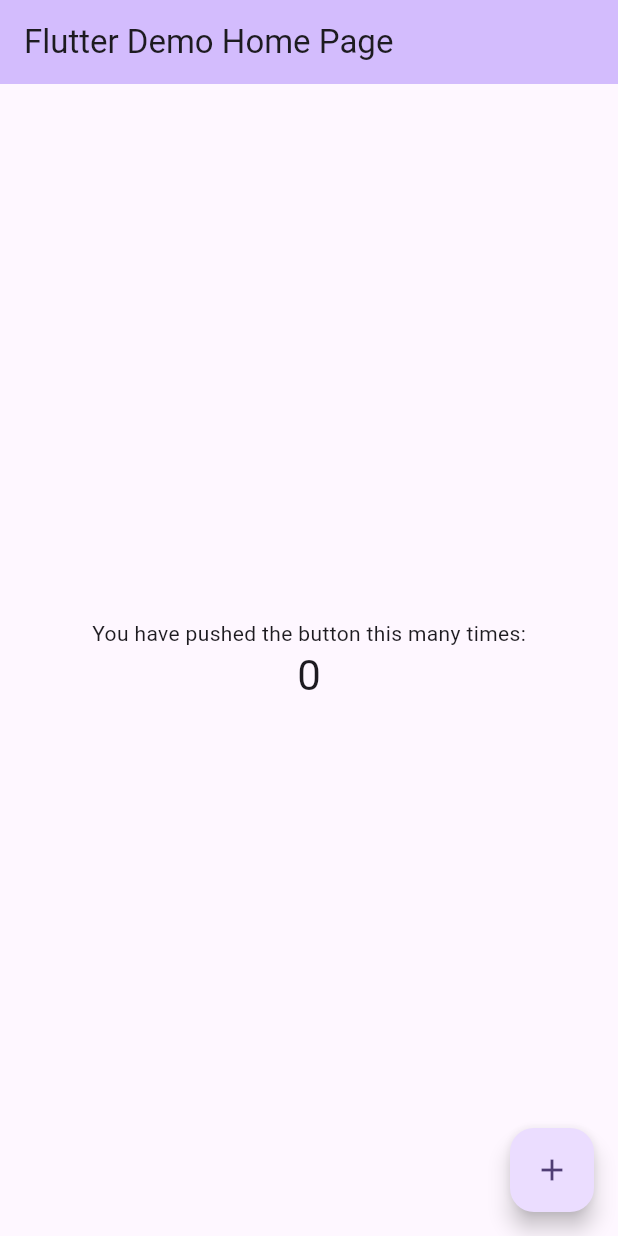
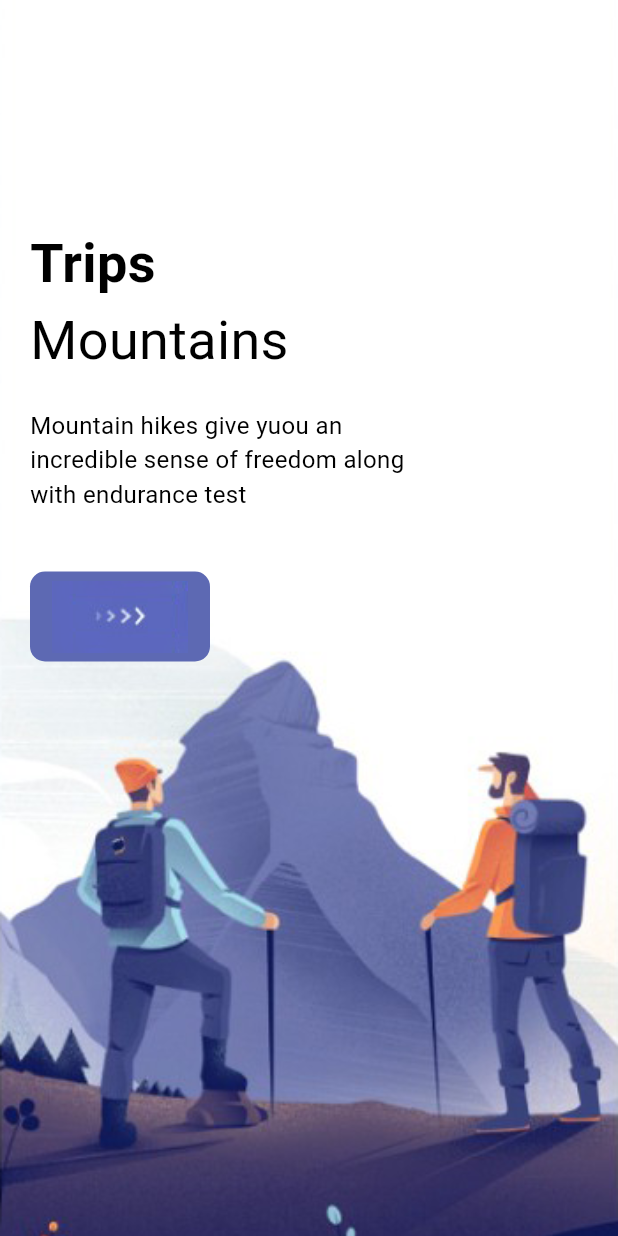
Before and after one commit to andrelara2002/travel_booking, a Flutter app: the screen it shows after launch, on a phone screen of 412 x 824 dp. Run offline on Flutter 3.47's test engine with Material 2 defaults, Android fonts, the phone set to English and light mode, and no system bars.

Commit message:
initial commit

```diff
--- a/lib/main.dart
+++ b/lib/main.dart
@@ -1,4 +1,5 @@
 import 'package:flutter/material.dart';
+import 'package:travel_booking/pages/welcome_page.dart';
 
 void main() {
   runApp(const MyApp());
@@ -7,119 +8,15 @@ void main() {
 class MyApp extends StatelessWidget {
   const MyApp({super.key});
 
-  // This widget is the root of your application.
   @override
   Widget build(BuildContext context) {
     return MaterialApp(
-      title: 'Flutter Demo',
-      theme: ThemeData(
-        // This is the theme of your application.
-        //
-        // TRY THIS: Try running your application with "flutter run". You'll see
-        // the application has a blue toolbar. Then, without quitting the app,
-        // try changing the seedColor in the colorScheme below to Colors.green
-        // and then invoke "hot reload" (save your changes or press the "hot
-        // reload" button in a Flutter-supported IDE, or press "r" if you used
-        // the command line to start the app).
-        //
-        // Notice that the counter didn't reset back to zero; the application
-        // state is not lost during the reload. To reset the state, use hot
-        // restart instead.
-        //
-        // This works for code too, not just values: Most code changes can be
-        // tested with just a hot reload.
-        colorScheme: ColorScheme.fromSeed(seedColor: Colors.deepPurple),
-        useMaterial3: true,
-      ),
-      home: const MyHomePage(title: 'Flutter Demo Home Page'),
-    );
+        debugShowCheckedModeBanner: false,
+        title: 'Flutter Demo',
+        theme: ThemeData(
+          colorScheme: ColorScheme.fromSeed(seedColor: Colors.deepPurple),
+          useMaterial3: true,
+        ),
+        home: WelcomePage());
   }
 }
-
-class MyHomePage extends StatefulWidget {
-  const MyHomePage({super.key, required this.title});
-
-  // This widget is the home page of your application. It is stateful, meaning
-  // that it has a State object (defined below) that contains fields that affect
-  // how it looks.
-
-  // This class is the configuration for the state. It holds the values (in this
-  // case the title) provided by the parent (in this case the App widget) and
-  // used by the build method of the State. Fields in a Widget subclass are
-  // always marked "final".
-
-  final String title;
-
-  @override
-  State<MyHomePage> createState() => _MyHomePageState();
-}
-
-class _MyHomePageState extends State<MyHomePage> {
-  int _counter = 0;
-
-  void _incrementCounter() {
-    setState(() {
-      // This call to setState tells the Flutter framework that something has
-      // changed in this State, which causes it to rerun the build method below
-      // so that the display can reflect the updated values. If we changed
-      // _counter without calling setState(), then the build method would not be
-      // called again, and so nothing would appear to happen.
-      _counter++;
-    });
-  }
-
-  @override
-  Widget build(BuildContext context) {
-    // This method is rerun every time setState is called, for instance as done
-    // by the _incrementCounter method above.
-    //
-    // The Flutter framework has been optimized to make rerunning build methods
-    // fast, so that you can just rebuild anything that needs updating rather
-    // than having to individually change instances of widgets.
-    return Scaffold(
-      appBar: AppBar(
-        // TRY THIS: Try changing the color here to a specific color (to
-        // Colors.amber, perhaps?) and trigger a hot reload to see the AppBar
-        // change color while the other colors stay the same.
-        backgroundColor: Theme.of(context).colorScheme.inversePrimary,
-        // Here we take the value from the MyHomePage object that was created by
-        // the App.build method, and use it to set our appbar title.
-        title: Text(widget.title),
-      ),
-      body: Center(
-        // Center is a layout widget. It takes a single child and positions it
-        // in the middle of the parent.
-        child: Column(
-          // Column is also a layout widget. It takes a list of children and
-          // arranges them vertically. By default, it sizes itself to fit its
-          // children horizontally, and tries to be as tall as its parent.
-          //
-          // Column has various properties to control how it sizes itself and
-          // how it positions its children. Here we use mainAxisAlignment to
-          // center the children vertically; the main axis here is the vertical
-          // axis because Columns are vertical (the cross axis would be
-          // horizontal).
-          //
-          // TRY THIS: Invoke "debug painting" (choose the "Toggle Debug Paint"
-          // action in the IDE, or press "p" in the console), to see the
-          // wireframe for each widget.
-          mainAxisAlignment: MainAxisAlignment.center,
-          children: <Widget>[
-            const Text(
-              'You have pushed the button this many times:',
-            ),
-            Text(
-              '$_counter',
-              style: Theme.of(context).textTheme.headlineMedium,
-            ),
-          ],
-        ),
-      ),
-      floatingActionButton: FloatingActionButton(
-        onPressed: _incrementCounter,
-        tooltip: 'Increment',
-        child: const Icon(Icons.add),
-      ), // This trailing comma makes auto-formatting nicer for build methods.
-    );
-  }
-}
--- /dev/null
+++ b/lib/misc/colors.dart
@@ -0,0 +1,11 @@
+import 'dart:ui';
+
+class AppColors {
+  static final Color textColor1 = Color(0xFF989acd);
+  static final Color textColor2 = Color(0xFF878593);
+  static final Color bigTextColor = Color(0xFF2e2e31);
+  static final Color mainColor = Color(0xFF5d69b3);
+  static final Color starColor = Color(0xFFe7bb4e);
+  static final Color mainTextColor = Color(0xFFababad);
+  static final Color buttonBackground = Color(0xFFf1f1f9);
+}
--- /dev/null
+++ b/lib/pages/welcome_page.dart
@@ -0,0 +1,69 @@
+import 'package:flutter/material.dart';
+import 'package:travel_booking/widgets/app_large_text.dart';
+import 'package:travel_booking/widgets/app_text.dart';
+import 'package:travel_booking/widgets/responsive_button.dart';
+
+class WelcomePage extends StatefulWidget {
+  const WelcomePage({Key? key}) : super(key: key);
+
+  @override
+  State<WelcomePage> createState() => _WelcomePageState();
+}
+
+class _WelcomePageState extends State<WelcomePage> {
+  List images = [
+    'welcome-one.png',
+    'welcome-two.png',
+    'welcome-three.png'
+  ]; //Images to be shown at the screen
+
+  @override
+  Widget build(BuildContext context) {
+    return Scaffold(
+      body: PageView.builder(
+          scrollDirection: Axis.vertical,
+          itemCount: images.length,
+          itemBuilder: (_, index) {
+            return Container(
+              width: double.maxFinite,
+              height: double.maxFinite,
+              decoration: BoxDecoration(
+                image: DecorationImage(
+                    image: AssetImage('img/' + images[index]),
+                    fit: BoxFit.cover),
+              ),
+              child: Container(
+                margin: const EdgeInsets.only(top: 150, left: 20, right: 20),
+                child: Row(
+                  children: [
+                    Column(
+                      crossAxisAlignment: CrossAxisAlignment.start,
+                      children: [
+                        AppLargeText(text: 'Trips', size: 36),
+                        AppText(text: 'Mountains', size: 36),
+                        SizedBox(height: 20),
+                        Container(
+                          width: 250,
+                          child: AppText(
+                              text:
+                                  'Mountain hikes give yuou an incredible sense of freedom along with endurance test'),
+                        ),
+                        SizedBox(height: 40),
+                        ResponsiveButton(
+                          width: 120,
+                        )
+                      ],
+                    ),
+                    Column(
+                      children: List.generate(3, (index) {
+                        return Container();
+                      }),
+                    )
+                  ],
+                ),
+              ),
+            );
+          }),
+    );
+  }
+}
--- /dev/null
+++ b/lib/widgets/app_large_text.dart
@@ -0,0 +1,26 @@
+import 'package:flutter/material.dart';
+
+class AppLargeText extends StatelessWidget {
+  double size;
+  final String text;
+  final Color color;
+
+  AppLargeText({
+    Key? key,
+    this.size = 54,
+    required this.text,
+    this.color = Colors.black,
+  }) : super(key: key);
+
+  @override
+  Widget build(BuildContext context) {
+    return Text(
+      text,
+      style: TextStyle(
+        color: color,
+        fontSize: size,
+        fontWeight: FontWeight.bold,
+      ),
+    );
+  }
+}
--- /dev/null
+++ b/lib/widgets/app_text.dart
@@ -0,0 +1,26 @@
+import 'package:flutter/material.dart';
+
+class AppText extends StatelessWidget {
+  final Color color;
+  final String text;
+  double size;
+
+  AppText({
+    super.key,
+    required this.text,
+    this.color = Colors.black,
+    this.size = 16,
+  });
+
+  @override
+  Widget build(BuildContext context) {
+    return Text(
+      text,
+      style: TextStyle(
+        color: color,
+        fontSize: size,
+        fontWeight: FontWeight.normal,
+      ),
+    );
+  }
+}
--- /dev/null
+++ b/lib/widgets/responsive_button.dart
@@ -0,0 +1,26 @@
+import 'package:flutter/material.dart';
+import 'package:travel_booking/misc/colors.dart';
+
+class ResponsiveButton extends StatelessWidget {
+  bool? isResponsive;
+  double? width;
+  ResponsiveButton({
+    super.key,
+    this.isResponsive = false,
+    this.width,
+  });
+
+  @override
+  Widget build(BuildContext context) {
+    return Container(
+      width: width,
+      height: 60,
+      decoration: BoxDecoration(
+          borderRadius: BorderRadius.circular(10), color: AppColors.mainColor),
+      child: Row(
+        mainAxisAlignment: MainAxisAlignment.center,
+        children: [Image.asset('img/button-one.png')],
+      ),
+    );
+  }
+}
--- a/pubspec.yaml
+++ b/pubspec.yaml
@@ -59,9 +59,8 @@ flutter:
   uses-material-design: true
 
   # To add assets to your application, add an assets section, like this:
-  # assets:
-  #   - images/a_dot_burr.jpeg
-  #   - images/a_dot_ham.jpeg
+  assets:
+    - img/
 
   # An image asset can refer to one or more resolution-specific "variants", see
   # https://flutter.dev/assets-and-images/#resolution-aware
```
Also changed, not shown: .fleet/run.json (added), img/balloning.png (added), img/button-one.png (added), img/hiking.png (added), img/kayaking.png (added), img/mountain.jpeg (added), img/snorkling.png (added), img/welcome-one.png (added), img/welcome-three.png (added), img/welcome-two.png (added), 95 other files.
